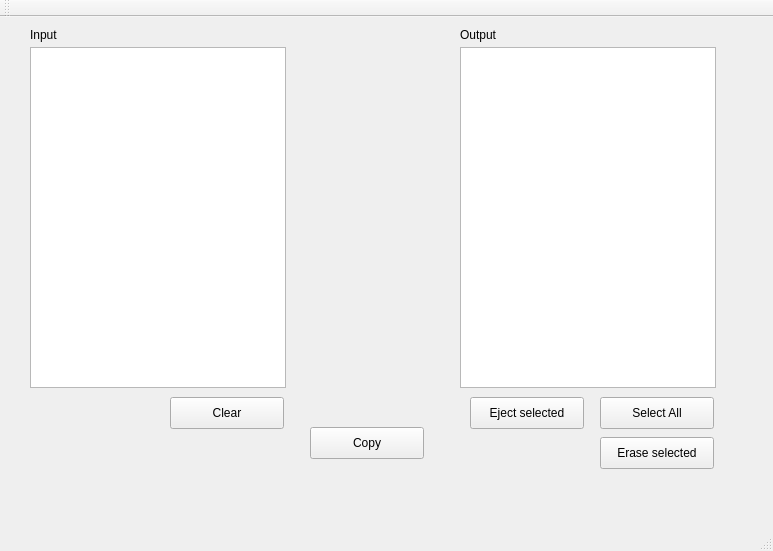
Before: the Qt Designer form MainWindow.ui in ThomasAy/Duplicateur, drawn with Qt 5.
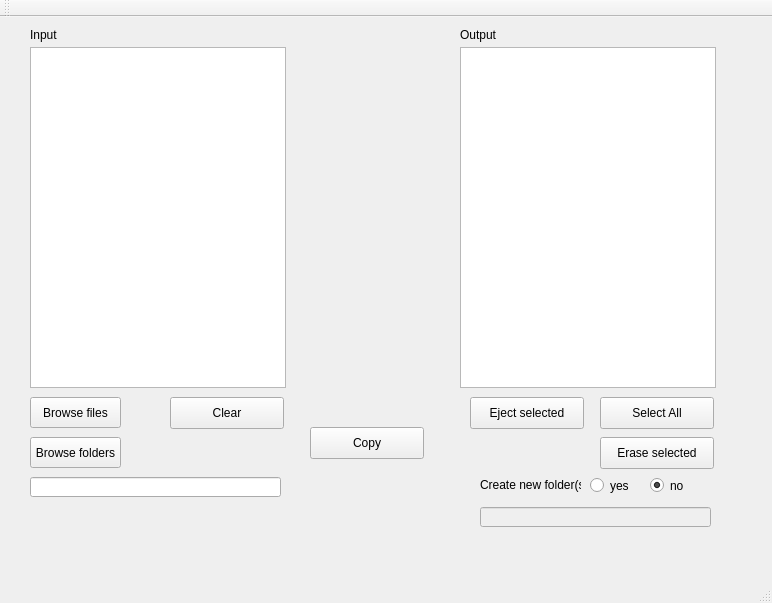
After: the same form once the commit is applied.

Commit message: Create new folders

The edit to the form file:
```diff
--- a/MainWindow.ui
+++ b/MainWindow.ui
@@ -2,12 +2,15 @@
 <ui version="4.0">
  <class>MainWindow</class>
  <widget class="QMainWindow" name="MainWindow">
+  <property name="enabled">
+   <bool>true</bool>
+  </property>
   <property name="geometry">
    <rect>
     <x>0</x>
     <y>0</y>
-    <width>773</width>
-    <height>551</height>
+    <width>772</width>
+    <height>603</height>
    </rect>
   </property>
   <property name="windowTitle">
@@ -125,6 +128,97 @@
      <string>Eject selected</string>
     </property>
    </widget>
+   <widget class="QPushButton" name="pb_browse">
+    <property name="geometry">
+     <rect>
+      <x>30</x>
+      <y>380</y>
+      <width>91</width>
+      <height>31</height>
+     </rect>
+    </property>
+    <property name="text">
+     <string>Browse files</string>
+    </property>
+   </widget>
+   <widget class="QPushButton" name="pb_browse_folders">
+    <property name="geometry">
+     <rect>
+      <x>30</x>
+      <y>420</y>
+      <width>91</width>
+      <height>31</height>
+     </rect>
+    </property>
+    <property name="text">
+     <string>Browse folders</string>
+    </property>
+   </widget>
+   <widget class="QLineEdit" name="address_mail">
+    <property name="geometry">
+     <rect>
+      <x>30</x>
+      <y>460</y>
+      <width>251</width>
+      <height>20</height>
+     </rect>
+    </property>
+   </widget>
+   <widget class="QLabel" name="label_3">
+    <property name="geometry">
+     <rect>
+      <x>480</x>
+      <y>460</y>
+      <width>101</width>
+      <height>16</height>
+     </rect>
+    </property>
+    <property name="text">
+     <string>Create new folder(s)</string>
+    </property>
+   </widget>
+   <widget class="QRadioButton" name="radio_folder_yes">
+    <property name="geometry">
+     <rect>
+      <x>590</x>
+      <y>460</y>
+      <width>41</width>
+      <height>17</height>
+     </rect>
+    </property>
+    <property name="text">
+     <string>yes</string>
+    </property>
+   </widget>
+   <widget class="QRadioButton" name="radio_folder_no">
+    <property name="geometry">
+     <rect>
+      <x>650</x>
+      <y>460</y>
+      <width>41</width>
+      <height>17</height>
+     </rect>
+    </property>
+    <property name="text">
+     <string>no</string>
+    </property>
+    <property name="checked">
+     <bool>true</bool>
+    </property>
+   </widget>
+   <widget class="QLineEdit" name="new_folder">
+    <property name="enabled">
+     <bool>false</bool>
+    </property>
+    <property name="geometry">
+     <rect>
+      <x>480</x>
+      <y>490</y>
+      <width>231</width>
+      <height>20</height>
+     </rect>
+    </property>
+   </widget>
   </widget>
   <widget class="QMenuBar" name="menuBar">
    <property name="geometry">
```
Left out of the diff: 4 changed lines with no effect on the pictures. The commit also changes 3 other files.
